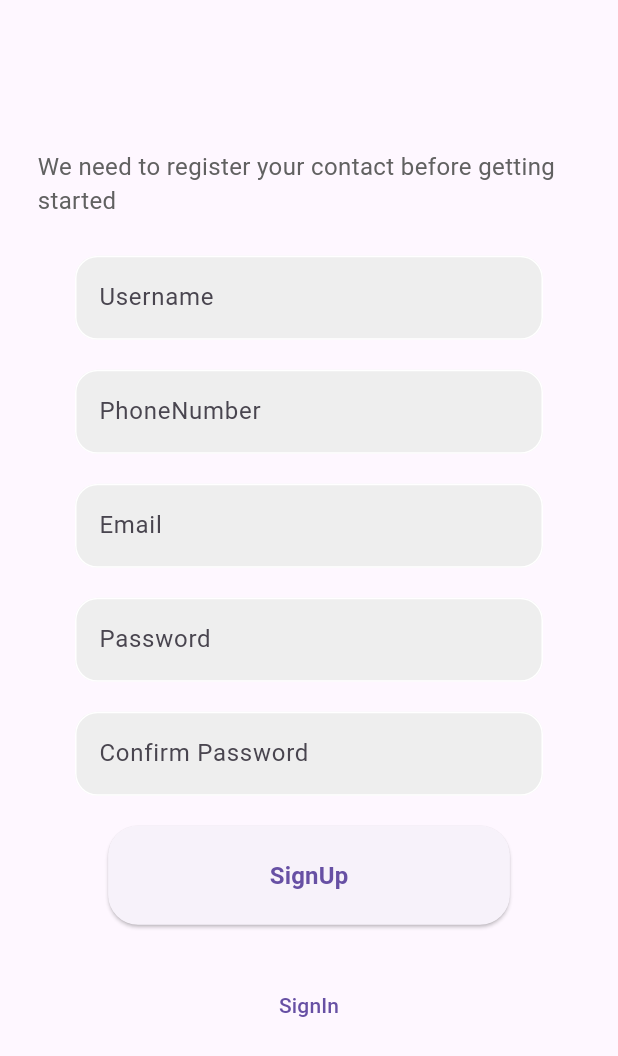
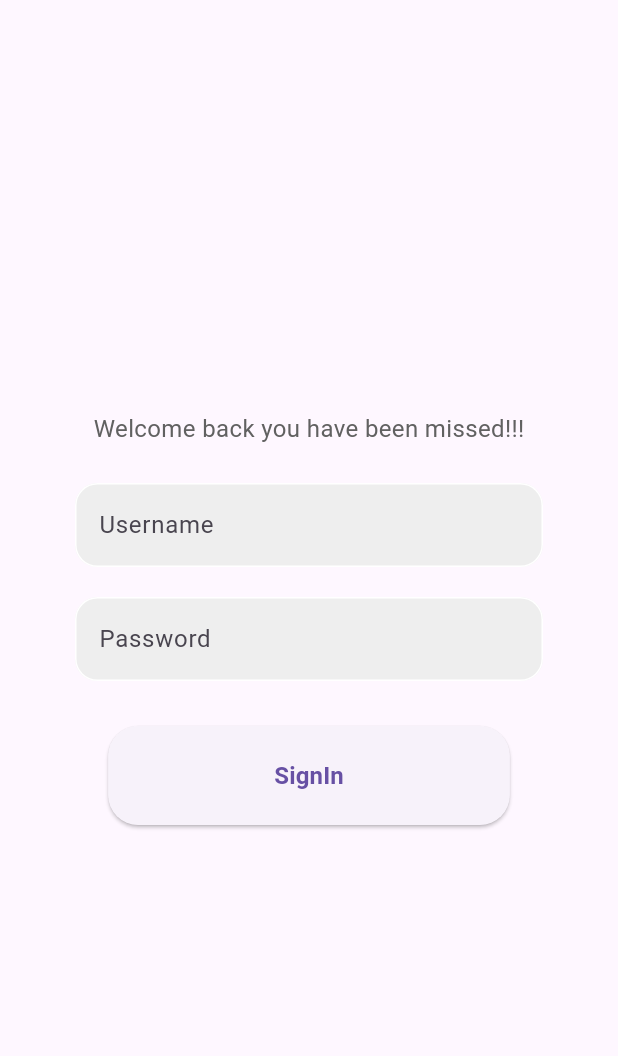
Before and after one commit to pnaskardev/Contact-App-flutter, a Flutter app: the AutheScreen screen opened by its route, after a tap on "SignIn", on a phone screen of 412 x 824 dp. Shown: the top 1056 px of the screen. Run offline on Flutter 3.47's test engine with Material 2 defaults, Android fonts, the light colour scheme and no system bars.

Commit message:
sign in screen added

```diff
--- a/lib/features/auth/screens/auth_screen.dart
+++ b/lib/features/auth/screens/auth_screen.dart
@@ -1,10 +1,11 @@
 import 'package:flutter/material.dart';
+import 'package:ivykids_assignment/features/auth/screens/signin_screen.dart';
 import 'package:ivykids_assignment/features/auth/services/auth_service.dart';
 import 'package:ivykids_assignment/utils/string_validator.dart';
 
 class AutheScreen extends StatefulWidget {
   const AutheScreen({super.key});
-  static const String routeName = '/auth-screen';
+  static const String routeName = '/sign-up';
   @override
   State<AutheScreen> createState() => _AuthScreenState();
 }
@@ -313,7 +314,10 @@ class _AuthScreenState extends State<AutheScreen> {
                     ),
                     TextButton(
                       child: const Text('SignIn'),
-                      onPressed: () {},
+                      onPressed: ()
+                      {
+                        Navigator.of(context).pushNamed(SignInScreen.routeName);
+                      },
                     ),
                     // Padding
                     // (
--- /dev/null
+++ b/lib/features/auth/screens/signin_screen.dart
@@ -0,0 +1,173 @@
+import 'package:flutter/material.dart';
+
+class SignInScreen extends StatefulWidget
+{
+  const SignInScreen({super.key});
+  static const String routeName = '/sign-in';
+  @override
+  State<SignInScreen> createState() => _SignInScreenState();
+}
+
+class _SignInScreenState extends State<SignInScreen>
+{
+  final GlobalKey<FormState> _formKey = GlobalKey();
+  final _usernameController = TextEditingController();
+  final _passwordController = TextEditingController();
+  var _isLoading = false;
+
+  @override
+  void dispose()
+  {
+    super.dispose();
+    _usernameController.dispose();
+    _passwordController.dispose();
+  }
+
+
+  @override
+  Widget build(BuildContext context)
+  {
+    final deviceSize = MediaQuery.of(context).size;
+    return SafeArea
+    (
+      child: Scaffold
+      (
+        resizeToAvoidBottomInset: false,
+        body: Center
+        (
+          child: Form
+          (
+            key: _formKey,
+            child: Container
+            (
+              margin: const EdgeInsets.only(left: 25, right: 25),
+              alignment: Alignment.center,
+              child: Column
+              (
+                mainAxisAlignment: MainAxisAlignment.center,
+                crossAxisAlignment: CrossAxisAlignment.center,
+                children:
+                [
+                  Text
+                  (
+                    'Welcome back you have been missed!!!',
+                    style: TextStyle(color: Colors.grey[700], fontSize: 16),
+                  ),
+                  const SizedBox
+                  (
+                    height: 25,
+                  ),
+                   Padding(
+                      padding: const EdgeInsets.symmetric(horizontal: 25.0),
+                      child: TextFormField(
+                        controller: _usernameController,
+                        autovalidateMode: AutovalidateMode.onUserInteraction,
+                        decoration: InputDecoration(
+                            label: const Text('Username'),
+                            enabledBorder: const OutlineInputBorder(
+                                borderRadius:
+                                    BorderRadius.all(Radius.circular(15)),
+                                borderSide: BorderSide(color: Colors.white)),
+                            focusedBorder: OutlineInputBorder(
+                                borderRadius:
+                                    const BorderRadius.all(Radius.circular(15)),
+                                borderSide:
+                                    BorderSide(color: Colors.grey.shade400)),
+                            errorBorder: const OutlineInputBorder(
+                                borderRadius:
+                                    BorderRadius.all(Radius.circular(15)),
+                                borderSide: BorderSide(
+                                  color: Colors.red,
+                                )),
+                            focusedErrorBorder: const OutlineInputBorder(
+                              borderRadius:
+                                  BorderRadius.all(Radius.circular(15)),
+                              borderSide: BorderSide(
+                                color: Colors.red,
+                              ),
+                            ),
+                            fillColor: Colors.grey.shade200,
+                            filled: true),
+                        keyboardType: TextInputType.name,
+                      ),
+                    ),
+                    const SizedBox(height: 20),
+                    Padding(
+                      padding: const EdgeInsets.symmetric(horizontal: 25.0),
+                      child: TextFormField(
+                        controller: _passwordController,
+                        autovalidateMode: AutovalidateMode.onUserInteraction,
+                        decoration: InputDecoration(
+                            label: const Text('Password'),
+                            enabledBorder: const OutlineInputBorder(
+                                borderRadius:
+                                    BorderRadius.all(Radius.circular(15)),
+                                borderSide: BorderSide(color: Colors.white)),
+                            focusedBorder: OutlineInputBorder(
+                                borderRadius:
+                                    const BorderRadius.all(Radius.circular(15)),
+                                borderSide:
+                                    BorderSide(color: Colors.grey.shade400)),
+                            errorBorder: const OutlineInputBorder(
+                                borderRadius:
+                                    BorderRadius.all(Radius.circular(15)),
+                                borderSide: BorderSide(
+                                  color: Colors.red,
+                                )),
+                            focusedErrorBorder: const OutlineInputBorder(
+                              borderRadius:
+                                  BorderRadius.all(Radius.circular(15)),
+                              borderSide: BorderSide(
+                                color: Colors.red,
+                              ),
+                            ),
+                            fillColor: Colors.grey.shade200,
+                            filled: true),
+                        keyboardType: TextInputType.name,
+                      ),
+                    ),
+                    const SizedBox(
+                      height: 30,
+                    ),
+                    SizedBox(
+                      height: deviceSize.height * 0.08,
+                      width: deviceSize.width * 0.65,
+                      child: ElevatedButton(
+                          onPressed: () async {
+                            if (_formKey.currentState!.validate()) {
+                              setState(() {
+                                _isLoading = true;
+                              });
+
+                              // await Provider.of<AuthService>(context, listen: false)
+                              //   .submitPhoneNumber(
+                              //   _usernameController.text.toString(), context);
+                            }
+                          },
+                          style: ElevatedButton.styleFrom(
+                            shape: RoundedRectangleBorder(
+                              borderRadius: BorderRadius.circular(20),
+                            ),
+                            padding: const EdgeInsets.symmetric(
+                                horizontal: 30.0, vertical: 8.0),
+                          ),
+                          child: _isLoading
+                              ? const CircularProgressIndicator(
+                                  color: Colors.white,
+                                )
+                              : const Text(
+                                  'SignIn',
+                                  style: TextStyle(
+                                      fontWeight: FontWeight.bold,
+                                      fontSize: 16),
+                                )),
+                    ),
+                ],
+              ),
+            )
+          ),
+        ),
+      ),
+    );
+  }
+}
--- a/lib/routes/routes.dart
+++ b/lib/routes/routes.dart
@@ -1,18 +1,21 @@
 import 'package:flutter/material.dart';
 import 'package:ivykids_assignment/features/auth/screens/auth_screen.dart';
+import 'package:ivykids_assignment/features/auth/screens/signin_screen.dart';
 
 Route<dynamic> generateRoute(RouteSettings routeSettings) {
   switch (routeSettings.name) {
     case AutheScreen.routeName:
-      return MaterialPageRoute
-      (
-        settings: routeSettings,
-        builder: (_) => const AutheScreen()
-      );
-    default:return MaterialPageRoute(builder: (_) =>const Scaffold
-    (
-      body: Center(child: Text('Screen does not exist '),),
-    ));
+      return MaterialPageRoute(
+          settings: routeSettings, builder: (_) => const AutheScreen());
+    case SignInScreen.routeName:
+      return MaterialPageRoute(
+          settings: routeSettings, builder: (_) => const SignInScreen());
+    default:
+      return MaterialPageRoute(
+          builder: (_) => const Scaffold(
+                body: Center(
+                  child: Text('Screen does not exist '),
+                ),
+              ));
   }
-
 }
```
